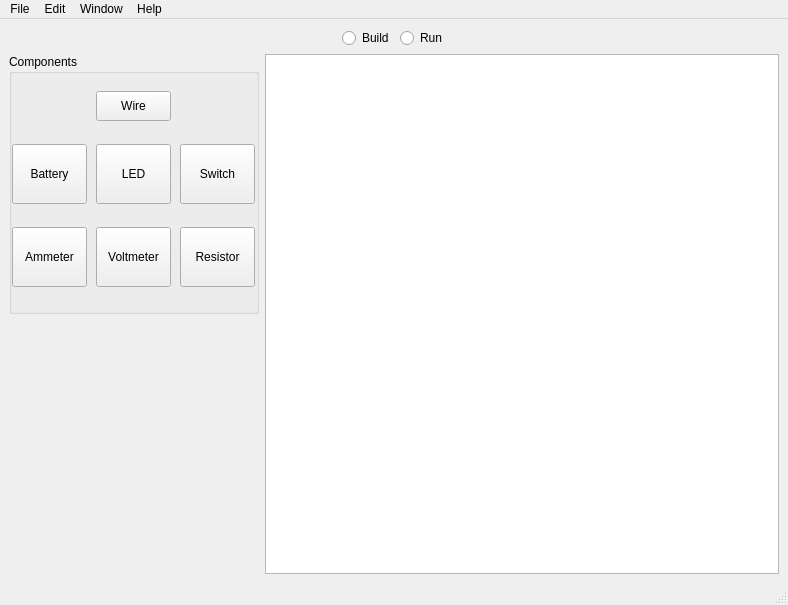
Old version of the form views/mainWindow.ui in the repository bandienkhamgalan/flappyeagle.
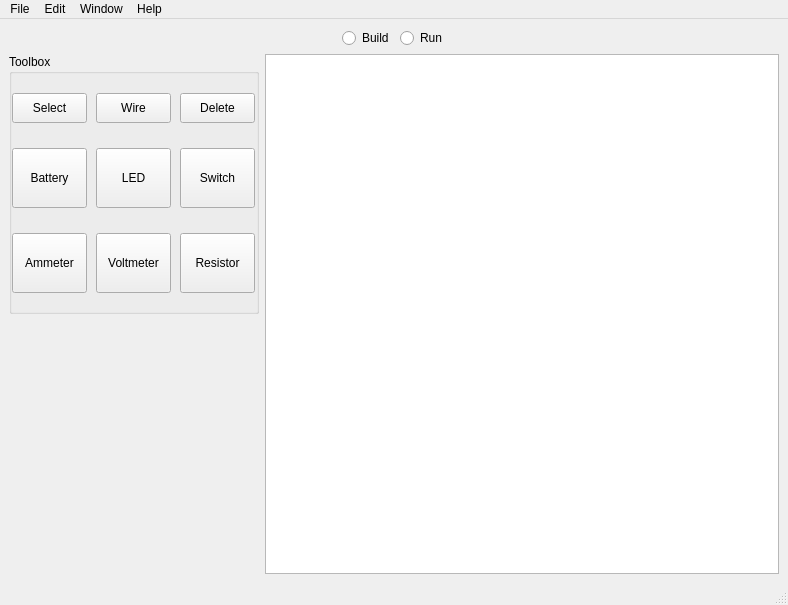
New version of the form. Custom widgets are drawn as their Qt base class.

Commit message: add wire mode

```diff
--- a/views/mainWindow.ui
+++ b/views/mainWindow.ui
@@ -108,7 +108,7 @@
            </size>
           </property>
           <property name="title">
-           <string>Components</string>
+           <string>Toolbox</string>
           </property>
           <widget class="QWidget" name="gridLayoutWidget">
            <property name="geometry">
@@ -116,7 +116,7 @@
              <x>0</x>
              <y>20</y>
              <width>251</width>
-             <height>231</height>
+             <height>241</height>
             </rect>
            </property>
            <layout class="QGridLayout" name="toolboxComponentsGrid" rowstretch="0,0,0,0,0">
@@ -253,6 +253,44 @@
               </property>
              </widget>
             </item>
+            <item row="0" column="2">
+             <widget class="QToolButton" name="deleteMode">
+              <property name="minimumSize">
+               <size>
+                <width>75</width>
+                <height>30</height>
+               </size>
+              </property>
+              <property name="autoFillBackground">
+               <bool>false</bool>
+              </property>
+              <property name="text">
+               <string>Delete</string>
+              </property>
+              <property name="toolButtonStyle">
+               <enum>Qt::ToolButtonTextUnderIcon</enum>
+              </property>
+             </widget>
+            </item>
+            <item row="0" column="0">
+             <widget class="QToolButton" name="selectMode">
+              <property name="minimumSize">
+               <size>
+                <width>75</width>
+                <height>30</height>
+               </size>
+              </property>
+              <property name="autoFillBackground">
+               <bool>false</bool>
+              </property>
+              <property name="text">
+               <string>Select</string>
+              </property>
+              <property name="toolButtonStyle">
+               <enum>Qt::ToolButtonTextUnderIcon</enum>
+              </property>
+             </widget>
+            </item>
            </layout>
           </widget>
          </widget>
```
The commit also changes 18 other files.
